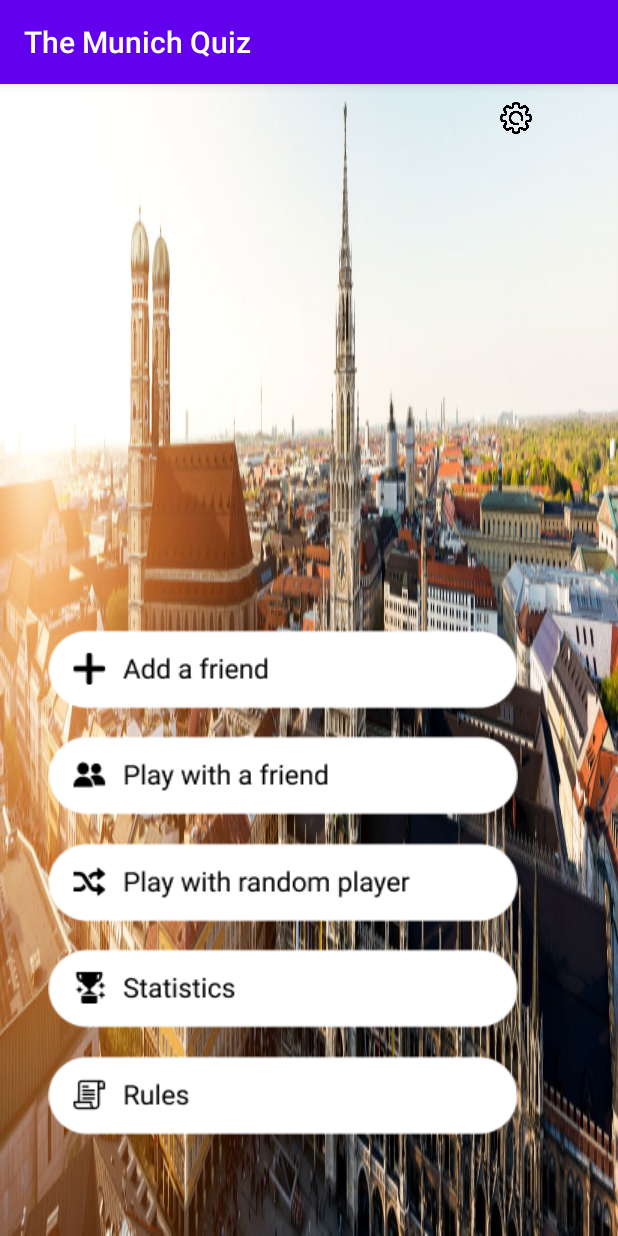
After one commit to mobileappdevhm20/team-project-team_2, an Android app: the fragment LobbyFragment shown on its own in the app's theme, on a phone screen of 412 x 824 dp. The commit adds this screen. Run offline under Robolectric (Android 15) with nearby library versions, the phone set to English and light mode, and no system bars.

Commit message:
implemented stuff

```diff
--- a/app/build.gradle
+++ b/app/build.gradle
@@ -31,6 +31,7 @@ dependencies {
     implementation 'androidx.appcompat:appcompat:1.1.0'
     implementation 'androidx.core:core-ktx:1.2.0'
     implementation 'androidx.constraintlayout:constraintlayout:1.1.3'
+    implementation 'androidx.legacy:legacy-support-v4:1.0.0'
     testImplementation 'junit:junit:4.12'
     androidTestImplementation 'androidx.test.ext:junit:1.1.1'
     androidTestImplementation 'androidx.test.espresso:espresso-core:3.2.0'
--- /dev/null
+++ b/app/src/main/java/com/mobileappdevelopment/themunichquiz/LobbyFragment.kt
@@ -0,0 +1,24 @@
+package com.mobileappdevelopment.themunichquiz
+
+import android.os.Bundle
+import androidx.fragment.app.Fragment
+import android.view.LayoutInflater
+import android.view.View
+import android.view.ViewGroup
+
+/**
+ * A simple [Fragment] subclass.
+ */
+class LobbyFragment : Fragment() {
+
+    override fun onCreateView(
+        inflater: LayoutInflater, container: ViewGroup?,
+        savedInstanceState: Bundle?
+    ): View? {
+        // Inflate the layout for this fragment
+        return inflater.inflate(R.layout.fragment_lobby, container, false)
+
+
+    }
+
+}
--- /dev/null
+++ b/app/src/main/res/layout/fragment_lobby.xml
@@ -0,0 +1,110 @@
+<?xml version="1.0" encoding="utf-8"?>
+<FrameLayout xmlns:android="http://schemas.android.com/apk/res/android"
+    xmlns:tools="http://schemas.android.com/tools"
+    android:layout_width="match_parent"
+    android:layout_height="match_parent"
+    tools:context=".LobbyFragment"
+    android:background="@drawable/background">
+
+    <ImageButton
+        android:id="@+id/rules"
+        android:layout_width="313dp"
+        android:layout_height="54dp"
+        android:layout_marginStart="32dp"
+        android:layout_marginTop="647dp"
+        android:background="@drawable/Rules"
+        android:contentDescription="@string/todo" />
+
+
+
+
+    <!-- Stats -->
+    <ImageButton
+        android:id="@+id/stats"
+        android:layout_width="313dp"
+        android:layout_height="54dp"
+        android:layout_alignParentLeft="true"
+        android:layout_marginLeft="32dp"
+        android:layout_alignParentTop="true"
+        android:layout_marginTop="576dp"
+        android:background="@drawable/Stats"
+        android:contentDescription="@string/todo" />
+
+
+
+
+    <!-- PlayW/Random -->
+    <ImageButton
+        android:id="@+id/playw_rando"
+        android:layout_width="313dp"
+        android:layout_height="54dp"
+        android:layout_marginLeft="32dp"
+        android:layout_marginTop="505dp"
+        android:background="@drawable/Random"
+        android:contentDescription="@string/todo" />
+
+
+
+
+    <!-- PlayW/Friend -->
+    <ImageButton
+        android:id="@+id/playw_frien"
+        android:layout_width="313dp"
+        android:layout_height="54dp"
+        android:layout_marginLeft="32dp"
+        android:layout_marginTop="434dp"
+        android:background="@drawable/Friend"
+        android:contentDescription="@string/todo" />
+
+
+
+
+    <!-- AddFriend -->
+    <ImageButton
+        android:id="@+id/addfriend"
+        android:layout_width="313dp"
+        android:layout_height="54dp"
+        android:layout_marginLeft="32dp"
+        android:layout_marginTop="363dp"
+        android:background="@drawable/AddFriend"
+        android:contentDescription="@string/todo" />
+
+
+
+
+    <!-- SettingsButton -->
+    <ImageButton
+        android:id="@+id/settingsbut"
+        android:layout_width="21dp"
+        android:layout_height="21dp"
+        android:layout_marginLeft="333dp"
+        android:layout_marginTop="12dp"
+        android:background="@drawable/tools-and-utensils"
+        android:contentDescription="@string/todo" />
+
+    <!-- rathaus-sonne-hp 2 -->
+
+
+
+
+    <!--<vector
+        xmlns:android="http://schemas.android.com/apk/res/android"
+        xmlns:aapt="http://schemas.android.com/aapt"
+        android:width="1307dp"
+        android:height="812dp"
+        android:viewportWidth="1307"
+        android:viewportHeight="812"
+        >
+
+        <group>
+
+            <clip-path
+                android:pathData="M0 0H1307V812H0V0Z"
+                />
+
+        </group>
+
+    </vector>-->
+
+
+</FrameLayout>
--- a/app/src/main/res/values/strings.xml
+++ b/app/src/main/res/values/strings.xml
@@ -1,3 +1,7 @@
 <resources>
     <string name="app_name">The Munich Quiz</string>
+
+    <!-- TODO: Remove or change this placeholder text -->
+    <string name="hello_blank_fragment">Hello blank fragment</string>
+    <string name="todo">TODO</string>
 </resources>
```
Also changed, not shown: app/src/main/res/drawable-v24/AddFriend.png (added), app/src/main/res/drawable-v24/Friend.png (added), app/src/main/res/drawable-v24/Random.png (added), app/src/main/res/drawable-v24/Rules.png (added), app/src/main/res/drawable-v24/Stats.png (added), app/src/main/res/drawable-v24/background.jpg (added), app/src/main/res/drawable-v24/tools-and-utensils.png (added).
